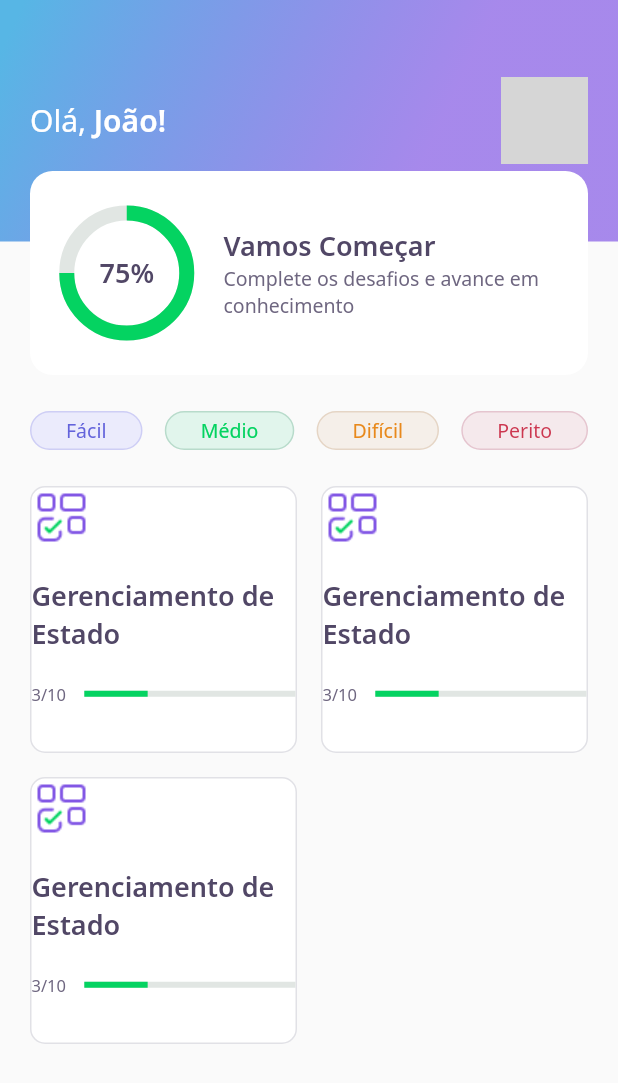
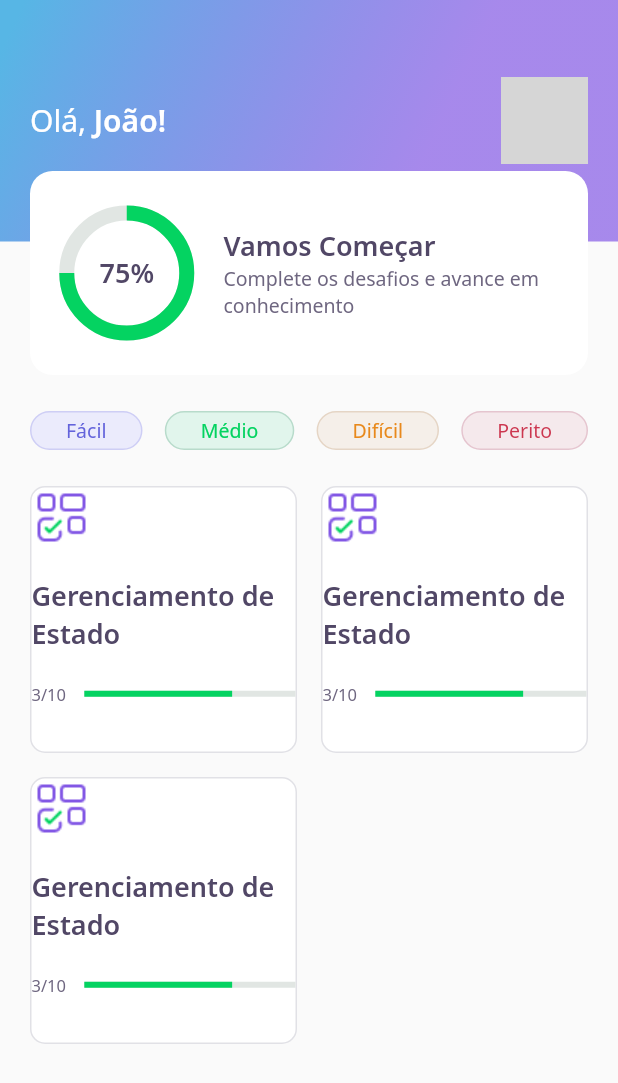
Before and after one commit to joaoipiraja/Dev-Quiz, a Flutter app: the screen it shows after launch, on a phone screen of 412 x 824 dp. Shown: the top 1083 px of the screen. Run offline on Flutter 3.47's test engine with Material 2 defaults, Android fonts, the phone set to English and light mode, and no system bars; our stand-ins replace google_fonts; network calls fail; grey boxes are pictures that could not be loaded.

Commit message:
Update to ProgressIndicatorWidget

```diff
--- a/lib/home/widgets/quiz_card/quiz_card_widget.dart
+++ b/lib/home/widgets/quiz_card/quiz_card_widget.dart
@@ -1,6 +1,7 @@
 import 'package:DevQuiz/core/app_colors.dart';
 import 'package:DevQuiz/core/app_images.dart';
 import 'package:DevQuiz/core/app_text_styles.dart';
+import 'package:DevQuiz/shared/widget/progress_indicator_widget.dart';
 import 'package:flutter/material.dart';
 
 class QuizCardWidget extends StatelessWidget {
@@ -27,12 +28,7 @@ class QuizCardWidget extends StatelessWidget {
             Expanded(flex: 1, child: Text("3/10", style: AppTextStyles.body11)),
             Expanded(
               flex: 4,
-              child: LinearProgressIndicator(
-                value: 0.3,
-                backgroundColor: AppColors.chartSecondary,
-                valueColor:
-                    AlwaysStoppedAnimation<Color>(AppColors.chartPrimary),
-              ),
+              child: ProgressIndicatorWidget(value: 0.7),
             )
           ])
         ],
```
